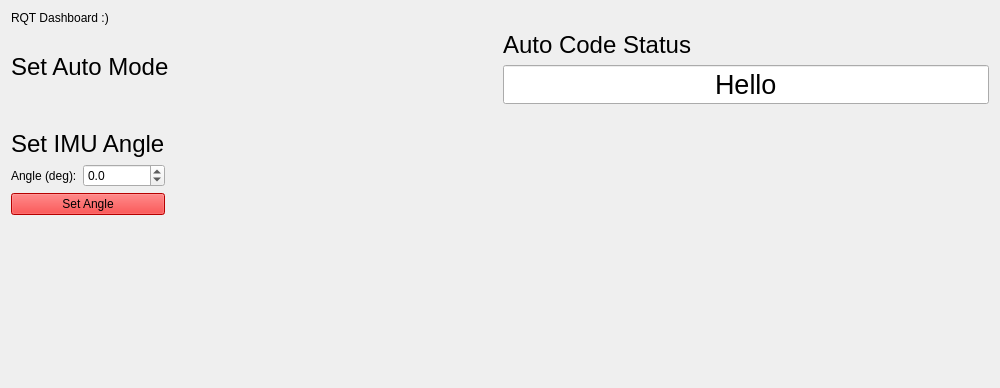
The window that zebROS_ws/src/rqt_dashboard/resource/Dashboard.ui (FRC900/2020RobotCode) describes before a commit, drawn with Qt 5; both pictures show x 0 to 1000 and y 0 to 388 of the 1000 by 800 pixel window.
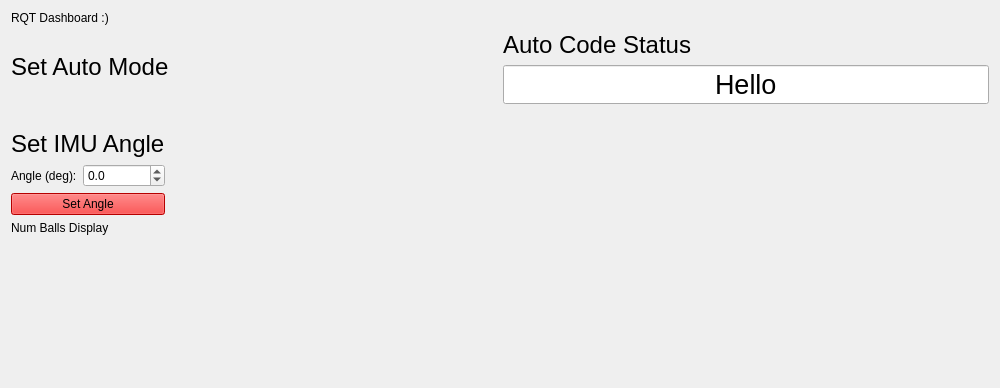
The same window after the commit.

Commit message: Trying to display image for n balls w/ QPixmap, not working

```diff
--- a/zebROS_ws/src/rqt_dashboard/resource/Dashboard.ui
+++ b/zebROS_ws/src/rqt_dashboard/resource/Dashboard.ui
@@ -218,6 +218,13 @@
      </item>
     </layout>
    </item>
+   <item>
+    <widget class="QLabel" name="n_balls_display">
+     <property name="text">
+      <string>Num Balls Display</string>
+     </property>
+    </widget>
+   </item>
    <item>
     <spacer name="verticalSpacer">
      <property name="orientation">
```
The commit also changes 2 other files.
